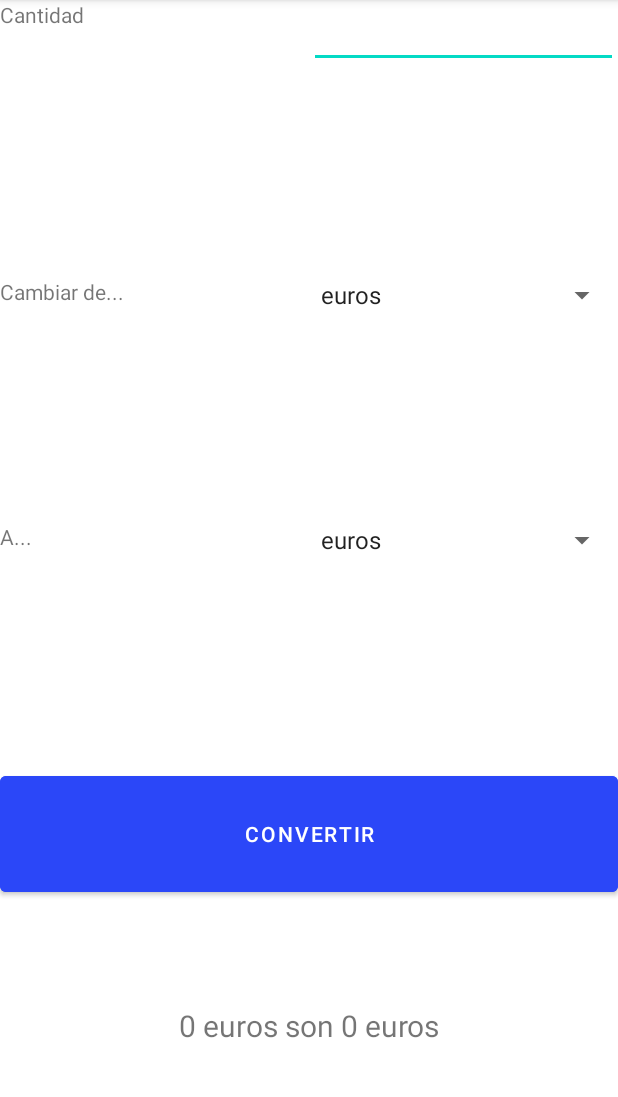
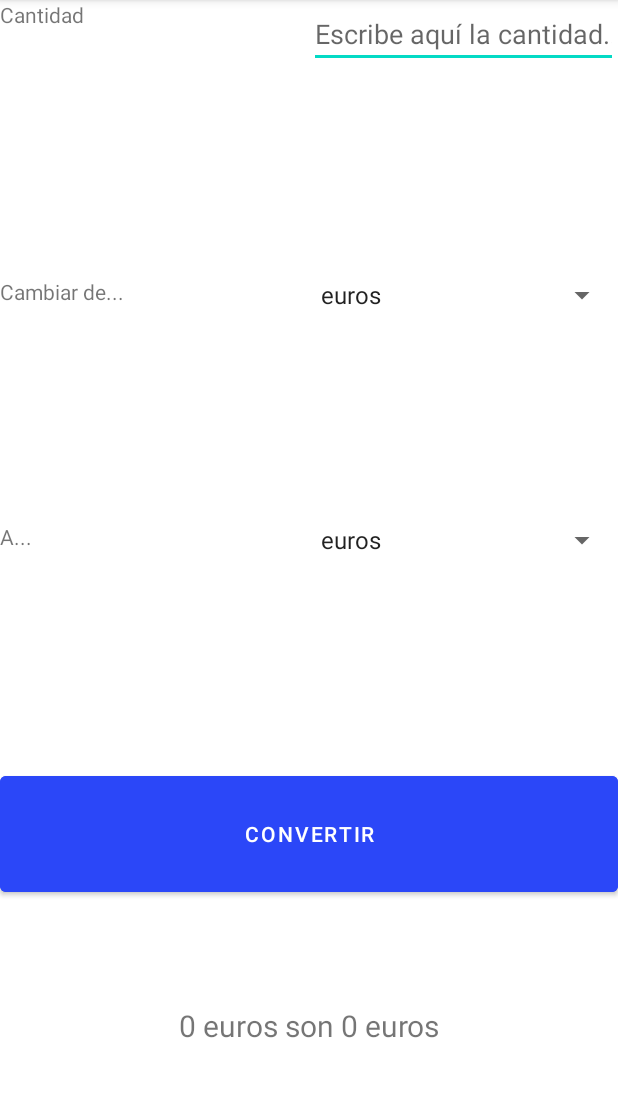
Before and after one commit to chemecador/utilidades, an Android app: the ConversorActivity screen opened directly, with no data from a screen before it, after a tap on "CONVERTIR", on a phone screen of 412 x 824 dp, the part 84-1181 px from its top. Run offline under Robolectric (Android 15) with nearby library versions, the phone set to English and light mode, and no system bars.

Commit message:
112 utilidades

```diff
--- a/app/src/main/java/com/example/utilidades/CalculadoraActivity.java
+++ b/app/src/main/java/com/example/utilidades/CalculadoraActivity.java
@@ -67,10 +67,6 @@ public class CalculadoraActivity extends AppCompatActivity implements View.OnCli
             n2 = Double.parseDouble(numero2.getText().toString());
         }
         switch (view.getId()) {
-            case R.id.tNumero1:
-                break;
-            case R.id.tNumero2:
-                break;
             case R.id.bSuma:
                 if (numero1.getText().toString().length() < 1 || numero2.getText().toString().length() < 1) {
                     Toast.makeText(this, "Introduce los dos sumandos arriba"
--- a/app/src/main/java/com/example/utilidades/ConversorActivity.java
+++ b/app/src/main/java/com/example/utilidades/ConversorActivity.java
@@ -3,12 +3,14 @@ package com.example.utilidades;
 import androidx.appcompat.app.AppCompatActivity;
 
 import android.os.Bundle;
+import android.util.Log;
 import android.view.View;
 import android.widget.ArrayAdapter;
 import android.widget.Button;
 import android.widget.EditText;
 import android.widget.Spinner;
 import android.widget.TextView;
+import android.widget.Toast;
 
 import java.text.DecimalFormat;
 
@@ -47,12 +49,16 @@ public class ConversorActivity extends AppCompatActivity implements View.OnClick
     public void onClick(View v) {
         DecimalFormat formateador = new DecimalFormat("####.###");
         Double antes = 0.0;
-        if (cantidad.toString().length() > 1){
+        if (cantidad.getText().toString().length() > 0){
             antes = Double.parseDouble(cantidad.getText().toString());
         }
         Double despues = antes;
         switch(v.getId()){
             case R.id.bConvertir:
+                if (cantidad.getText().toString().length() < 1) {
+                    Toast.makeText(this, "Introduce los dos sumandos arriba"
+                        , Toast.LENGTH_LONG).show();
+                }
                 String divisa1 = spinner1.getSelectedItem().toString();
                 String divisa2 = spinner2.getSelectedItem().toString();
                 if (divisa1.equals("euros")){
--- a/app/src/main/res/layout/activity_conversor.xml
+++ b/app/src/main/res/layout/activity_conversor.xml
@@ -25,7 +25,8 @@
             android:layout_height="wrap_content"
             android:layout_weight="1"
             android:ems="10"
-            android:inputType="numberDecimal" />
+            android:hint="Escribe aquí la cantidad..."
+            android:inputType="number" />
     </LinearLayout>
 
     <LinearLayout
```
